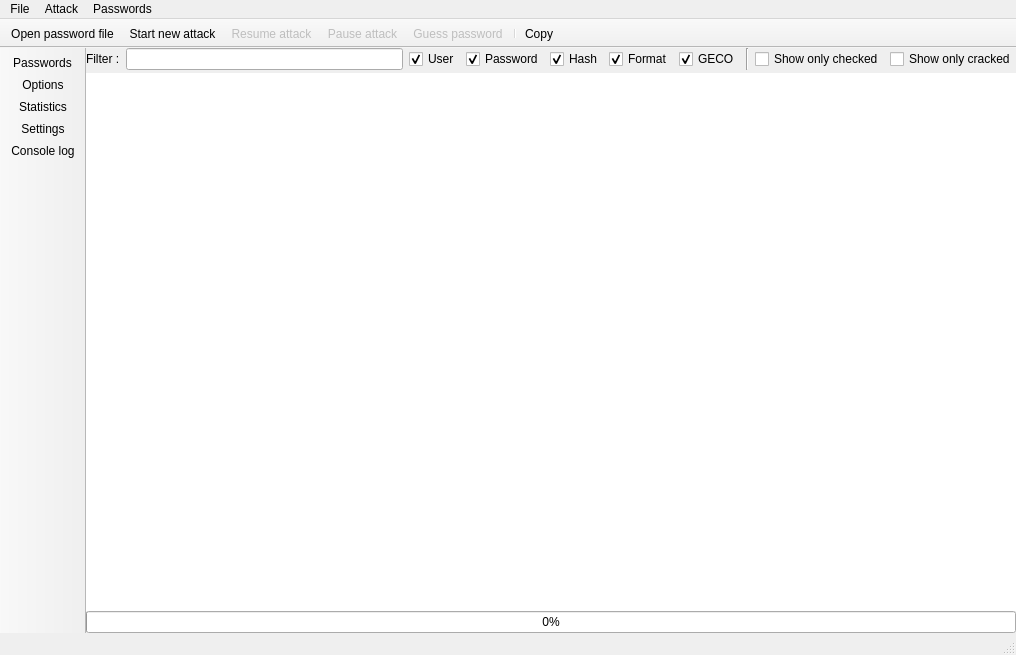
First picture: the form in forms/mainwindow.ui, repository openwall/johnny, before the edit.
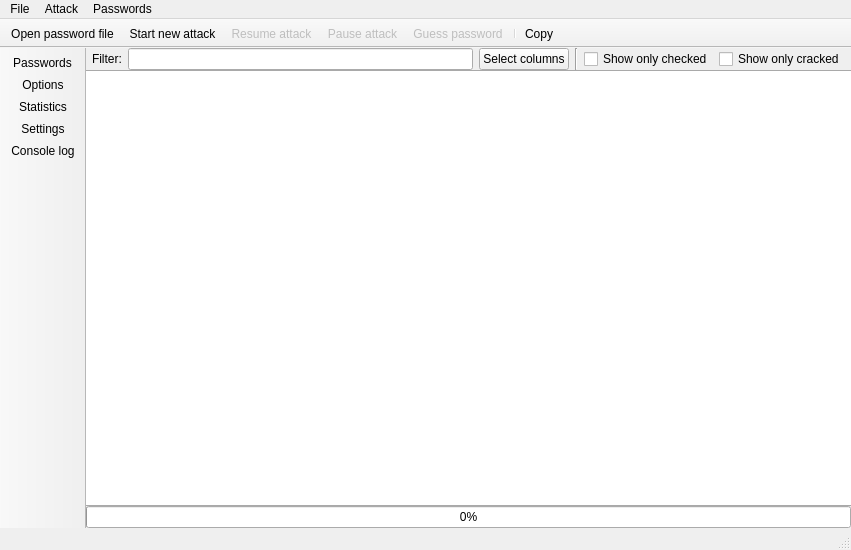
Second picture: the form after the edit. Icons and pictures are not drawn. Custom widgets are drawn as their Qt base class.

What changed in the file:
```diff
--- a/forms/mainwindow.ui
+++ b/forms/mainwindow.ui
@@ -6,8 +6,8 @@
    <rect>
     <x>0</x>
     <y>0</y>
-    <width>1016</width>
-    <height>655</height>
+    <width>851</width>
+    <height>550</height>
    </rect>
   </property>
   <property name="sizePolicy">
@@ -78,7 +78,7 @@
          <widget class="QWidget" name="passwordsPage">
           <layout class="QVBoxLayout" name="passwordsPageLayout">
            <property name="spacing">
-            <number>3</number>
+            <number>0</number>
            </property>
            <property name="leftMargin">
             <number>0</number>
@@ -95,17 +95,14 @@
            <item>
             <widget class="QWidget" name="widgetFilterOptions" native="true">
              <layout class="QHBoxLayout" name="horizontalLayout_5">
-              <property name="spacing">
-               <number>6</number>
-              </property>
               <property name="leftMargin">
-               <number>0</number>
+               <number>6</number>
               </property>
               <property name="topMargin">
                <number>0</number>
               </property>
               <property name="rightMargin">
-               <number>0</number>
+               <number>6</number>
               </property>
               <property name="bottomMargin">
                <number>0</number>
@@ -113,7 +110,7 @@
               <item>
                <widget class="QLabel" name="labelFilter">
                 <property name="text">
-                 <string>Filter :</string>
+                 <string>Filter:</string>
                 </property>
                </widget>
               </item>
@@ -125,52 +122,15 @@
                </widget>
               </item>
               <item>
-               <widget class="QCheckBox" name="checkBoxUserFilter">
-                <property name="text">
-                 <string>User</string>
+               <widget class="QPushButton" name="filterMenuPushButton">
+                <property name="toolTip">
+                 <string>Select columns to filter against</string>
                 </property>
-                <property name="checked">
-                 <bool>true</bool>
-                </property>
-               </widget>
-              </item>
-              <item>
-               <widget class="QCheckBox" name="checkBoxPasswordFilter">
                 <property name="text">
-                 <string>Password</string>
+                 <string>Select columns</string>
                 </property>
                 <property name="checked">
-                 <bool>true</bool>
-                </property>
-               </widget>
-              </item>
-              <item>
-               <widget class="QCheckBox" name="checkBoxHashFilter">
-                <property name="text">
-                 <string>Hash</string>
-                </property>
-                <property name="checked">
-                 <bool>true</bool>
-                </property>
-               </widget>
-              </item>
-              <item>
-               <widget class="QCheckBox" name="checkBoxFormatFilter">
-                <property name="text">
-                 <string>Format</string>
-                </property>
-                <property name="checked">
-                 <bool>true</bool>
-                </property>
-               </widget>
-              </item>
-              <item>
-               <widget class="QCheckBox" name="checkBoxGecoFilter">
-                <property name="text">
-                 <string>GECO</string>
-                </property>
-                <property name="checked">
-                 <bool>true</bool>
+                 <bool>false</bool>
                 </property>
                </widget>
               </item>
@@ -203,6 +163,12 @@
              <property name="contextMenuPolicy">
               <enum>Qt::CustomContextMenu</enum>
              </property>
+             <property name="styleSheet">
+              <string notr="true">QTableView {
+border-top: 1px solid darkgrey;
+border-bottom: 1px solid darkgrey;
+}</string>
+             </property>
              <property name="frameShape">
               <enum>QFrame::NoFrame</enum>
              </property>
@@ -1281,8 +1247,8 @@
     <rect>
      <x>0</x>
      <y>0</y>
-     <width>1016</width>
-     <height>27</height>
+     <width>851</width>
+     <height>22</height>
     </rect>
    </property>
    <property name="contextMenuPolicy">
```
Left out of the diff: 98 changed lines with no effect on the pictures.
